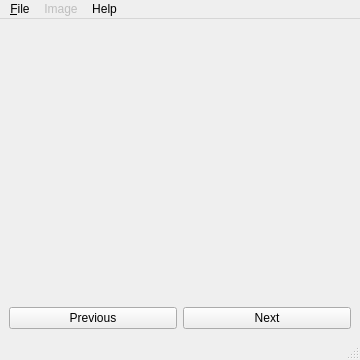
marcodiri/image-exif-viewer, file src/components/designer/MainWindow.ui: the form before one commit.
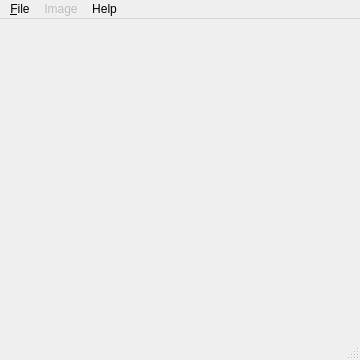
The form after the commit.

Commit message: Set shortcuts for actions

Diff of the .ui file:
```diff
--- a/src/components/designer/MainWindow.ui
+++ b/src/components/designer/MainWindow.ui
@@ -27,28 +27,6 @@
     </sizepolicy>
    </property>
    <layout class="QGridLayout" name="gridLayout">
-    <item row="1" column="0">
-     <layout class="QVBoxLayout" name="verticalLayout">
-      <item>
-       <layout class="QHBoxLayout" name="navButtonsLayout">
-        <item>
-         <widget class="QPushButton" name="buttonBackward">
-          <property name="text">
-           <string>Previous</string>
-          </property>
-         </widget>
-        </item>
-        <item>
-         <widget class="QPushButton" name="buttonForward">
-          <property name="text">
-           <string>Next</string>
-          </property>
-         </widget>
-        </item>
-       </layout>
-      </item>
-     </layout>
-    </item>
     <item row="0" column="0">
      <widget class="QFrame" name="frame">
       <property name="sizePolicy">
```
Left out of the diff: 9 changed lines with no effect on the pictures. The commit also changes 2 other files.
